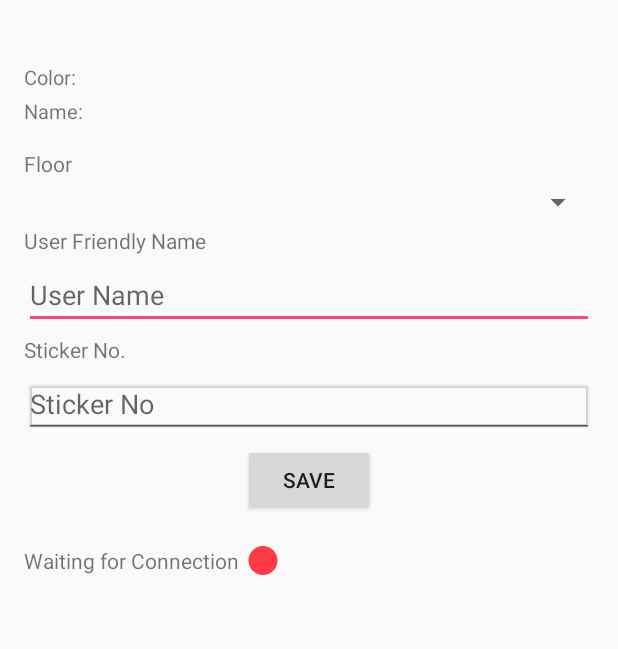
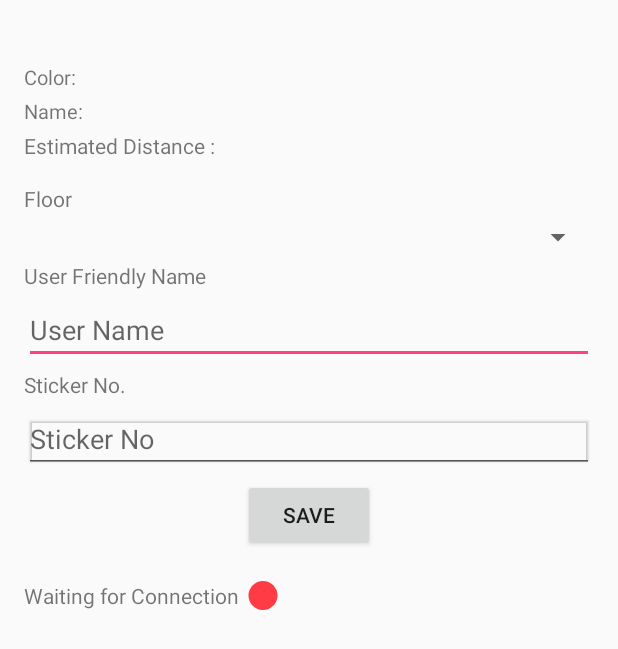
Before and after one commit to lanetteamkaushal/MuseumEntry, an Android app: the layout content_beacon_detail_entry.xml on its own in the app's theme, with its tools: preview values and no code run, on a phone screen of 412 x 824 dp. Shown: the top 649 px of the screen. Run offline under Robolectric (Android 15) with nearby library versions, the light colour scheme and no system bars.

Commit message:
27th Oct 2016 Commit for Final Commit.

```diff
--- a/app/build.gradle
+++ b/app/build.gradle
@@ -30,4 +30,5 @@ dependencies {
     compile 'com.android.support:recyclerview-v7:25.0.0'
     compile 'com.android.support:design:25.0.0'
     testCompile 'junit:junit:4.12'
+    compile 'com.android.volley:volley:1.0.0'
 }
--- a/app/src/main/java/com/guam/museumentry/adapter/BeaconListAdapter.java
+++ b/app/src/main/java/com/guam/museumentry/adapter/BeaconListAdapter.java
@@ -52,6 +52,7 @@ public class BeaconListAdapter extends RecyclerView.Adapter<BeaconListAdapter.Be
     public void onBindViewHolder(BeaconViewHolder holder, int position) {
         Beacon beacon = beacons.get(position);
         holder.tvBeaconID.setText(beacon.getBeaconId());
+        holder.tvDistance.setText(String.valueOf(beacon.getDistance()));
         if (!TextUtils.isEmpty(beacon.getBeaconColor())) {
             holder.tvBeaconColor.setText(beacon.getBeaconColor());
             holder.tvName.setText(beacon.getBeaconName());
@@ -78,12 +79,14 @@ public class BeaconListAdapter extends RecyclerView.Adapter<BeaconListAdapter.Be
         TextView tvBeaconID;
         TextView tvBeaconColor;
         TextView tvName;
+        TextView tvDistance;
 
         public BeaconViewHolder(View itemView) {
             super(itemView);
             tvBeaconID = (TextView) itemView.findViewById(R.id.tvBeaconID);
             tvBeaconColor = (TextView) itemView.findViewById(R.id.tvBeaconColor);
             tvName = (TextView) itemView.findViewById(R.id.tvName);
+            tvDistance = (TextView) itemView.findViewById(R.id.tvDistance);
         }
     }
 }
--- a/app/src/main/res/layout/beacon_item.xml
+++ b/app/src/main/res/layout/beacon_item.xml
@@ -53,4 +53,19 @@
         android:layout_toRightOf="@+id/tvNameTitle"
         android:textSize="13sp"
         tools:text="ICE" />
+
+    <TextView
+        android:id="@+id/tvEstimateTitle"
+        android:layout_width="wrap_content"
+        android:layout_height="wrap_content"
+        android:layout_below="@+id/tvNameTitle"
+        android:layout_marginTop="4dp"
+        android:text="@string/estimated_distance" />
+
+    <TextView
+        android:id="@+id/tvDistance"
+        android:layout_width="wrap_content"
+        android:layout_height="wrap_content"
+        android:layout_below="@+id/tvName"
+        android:layout_toRightOf="@+id/tvEstimateTitle" />
 </RelativeLayout>
--- a/app/src/main/res/values/strings.xml
+++ b/app/src/main/res/values/strings.xml
@@ -11,4 +11,5 @@
     <string name="please_wait">Please wait.</string>
     <string name="disconnect">Waiting for Connection</string>
     <string name="connect">Connected</string>
+    <string name="estimated_distance">Estimated Distance :</string>
 </resources>
```
Also changed, not shown: app/src/main/java/com/guam/museumentry/BeaconDetailEntry.java (+89 -5 lines), app/src/main/java/com/guam/museumentry/BeaconListActivity.java (+19 -3 lines), app/src/main/java/com/guam/museumentry/beans/Beacon.java (+10 -0 lines).
